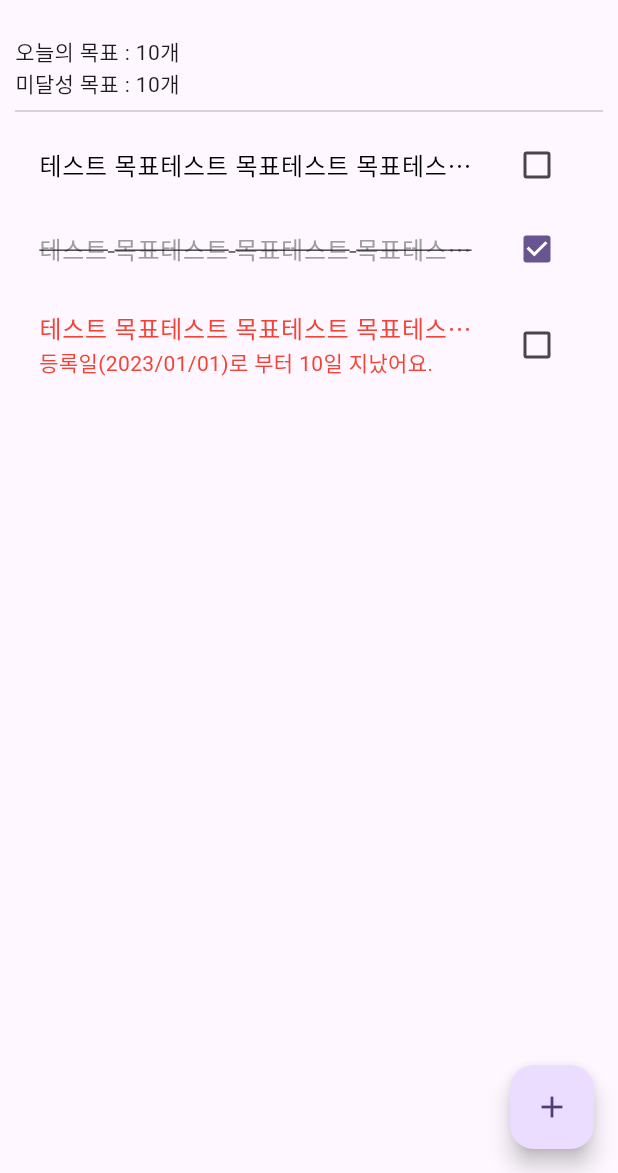
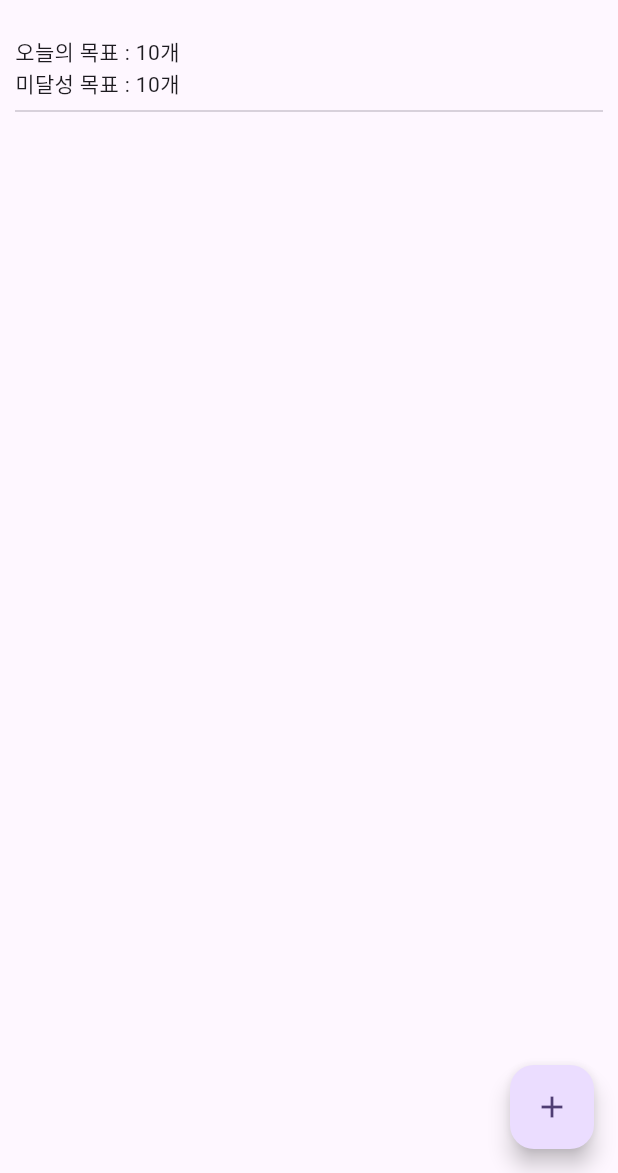
Before and after one commit to KimKyungWon0519/todo_application, a Flutter app: the screen it shows after launch, on a phone screen of 412 x 824 dp, the part 63-1236 px from its top. Run offline on Flutter 3.47's test engine with Material 3 defaults, Android fonts, the phone set to English and light mode, and no system bars; our stand-ins replace flutter_riverpod, freezed_annotation, go_router, hive_flutter; accounts and stored records are empty; generated files the repository leaves out were written again.

Commit message:
FEAT: Update Todos after add

```diff
--- /dev/null
+++ b/lib/src/features/main/presentation/pages/main_page/local_widgets/todo_listview.dart
@@ -0,0 +1,22 @@
+import 'package:flutter/material.dart';
+import 'package:flutter_riverpod/flutter_riverpod.dart';
+import 'package:todo_application/src/features/main/domain/entities/todo.dart';
+import 'package:todo_application/src/features/main/presentation/presenter/providers.dart';
+
+import 'todo_tile.dart';
+
+class TodoListView extends ConsumerWidget {
+  const TodoListView({super.key});
+
+  @override
+  Widget build(BuildContext context, WidgetRef ref) {
+    List<Todo> todos = ref.watch(mainProvider);
+
+    return ListView.builder(
+      itemBuilder: (context, index) {
+        return TodoTile(todo: todos[index]);
+      },
+      itemCount: todos.length,
+    );
+  }
+}
--- a/lib/src/features/main/presentation/pages/main_page/local_widgets/todo_tile.dart
+++ b/lib/src/features/main/presentation/pages/main_page/local_widgets/todo_tile.dart
@@ -1,31 +1,32 @@
 import 'package:flutter/material.dart';
+import 'package:todo_application/src/features/main/domain/entities/todo.dart';
 import 'package:todo_application/src/features/main/domain/entities/todo_status.dart';
 
 class TodoTile extends StatelessWidget {
-  final TodoStatus todoStatus;
+  final Todo todo;
 
   const TodoTile({
     super.key,
-    required this.todoStatus,
+    required this.todo,
   });
 
   @override
   Widget build(BuildContext context) {
     return CheckboxListTile(
-      value: todoStatus == TodoStatus.achieved,
+      value: todo.status == TodoStatus.achieved,
       onChanged: (value) {},
       title: Text(
-        '테스트 목표' * 10,
+        todo.title,
         overflow: TextOverflow.ellipsis,
         maxLines: 1,
         style: TextStyle(
-          decoration: todoStatus == TodoStatus.achieved
+          decoration: todo.status == TodoStatus.achieved
               ? TextDecoration.lineThrough
               : null,
           color: _getColor(),
         ),
       ),
-      subtitle: todoStatus == TodoStatus.notAchieved
+      subtitle: todo.status == TodoStatus.notAchieved
           ? Text(
               '등록일(2023/01/01)로 부터 10일 지났어요.',
               style: TextStyle(
@@ -37,7 +38,7 @@ class TodoTile extends StatelessWidget {
   }
 
   Color _getColor() {
-    switch (todoStatus) {
+    switch (todo.status) {
       case TodoStatus.achieved:
         return Colors.grey;
       case TodoStatus.notAchieved:
--- a/lib/src/features/main/presentation/pages/main_page/main_page.dart
+++ b/lib/src/features/main/presentation/pages/main_page/main_page.dart
@@ -1,8 +1,7 @@
 import 'package:flutter/material.dart';
-import 'package:todo_application/src/features/main/domain/entities/todo_status.dart';
 import 'package:todo_application/src/features/main/presentation/pages/main_page/local_widgets/add_todo_fab.dart';
 import 'package:todo_application/src/features/main/presentation/pages/main_page/local_widgets/goal_status.dart';
-import 'package:todo_application/src/features/main/presentation/pages/main_page/local_widgets/todo_tile.dart';
+import 'package:todo_application/src/features/main/presentation/pages/main_page/local_widgets/todo_listview.dart';
 
 class MainPage extends StatelessWidget {
   const MainPage({super.key});
@@ -13,21 +12,16 @@ class MainPage extends StatelessWidget {
       appBar: AppBar(
         title: const Text('ToDo'),
       ),
-      body: Padding(
-        padding: const EdgeInsets.all(10),
+      body: const Padding(
+        padding: EdgeInsets.all(10),
         child: Column(
           crossAxisAlignment: CrossAxisAlignment.start,
           children: [
-            const AchievedTodo(),
-            const NotAchievedTodo(),
-            const Divider(),
+            AchievedTodo(),
+            NotAchievedTodo(),
+            Divider(),
             Expanded(
-              child: ListView.builder(
-                itemBuilder: (context, index) {
-                  return TodoTile(todoStatus: TodoStatus.values[index]);
-                },
-                itemCount: TodoStatus.values.length,
-              ),
+              child: TodoListView(),
             ),
           ],
         ),
```
